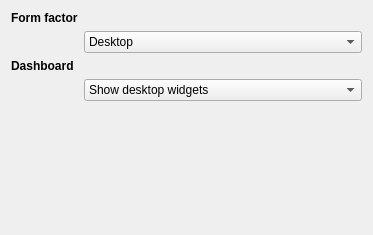
This is kcontrol/workspaceoptions/mainpage.ui in mgottschlag/kwin-tiling as Qt 5 draws it before an edit. The edited form follows.
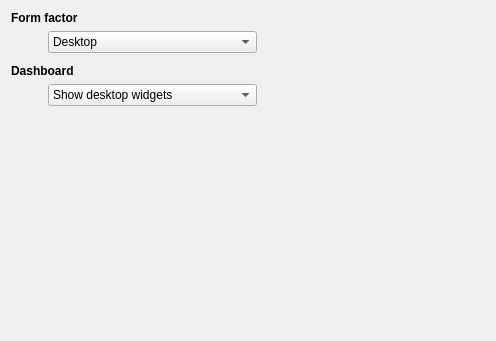
This is the edited form.

Patch:
```diff
--- a/kcontrol/workspaceoptions/mainpage.ui
+++ b/kcontrol/workspaceoptions/mainpage.ui
@@ -6,12 +6,12 @@
    <rect>
     <x>0</x>
     <y>0</y>
-    <width>373</width>
-    <height>235</height>
+    <width>496</width>
+    <height>341</height>
    </rect>
   </property>
-  <layout class="QFormLayout" name="formLayout">
-   <item row="0" column="0">
+  <layout class="QGridLayout" name="gridLayout">
+   <item row="0" column="0" colspan="2">
     <widget class="QLabel" name="label_3">
      <property name="font">
       <font>
@@ -24,7 +24,23 @@
      </property>
     </widget>
    </item>
-   <item row="1" column="1">
+   <item row="1" column="0">
+    <spacer name="horizontalSpacer">
+     <property name="orientation">
+      <enum>Qt::Horizontal</enum>
+     </property>
+     <property name="sizeType">
+      <enum>QSizePolicy::Fixed</enum>
+     </property>
+     <property name="sizeHint" stdset="0">
+      <size>
+       <width>5</width>
+       <height>20</height>
+      </size>
+     </property>
+    </spacer>
+   </item>
+   <item row="1" column="1" colspan="2">
     <widget class="QComboBox" name="formFactor">
      <item>
       <property name="text">
@@ -38,7 +54,23 @@
      </item>
     </widget>
    </item>
-   <item row="2" column="0">
+   <item row="2" column="0" colspan="2">
+    <spacer name="verticalSpacer_2">
+     <property name="orientation">
+      <enum>Qt::Vertical</enum>
+     </property>
+     <property name="sizeType">
+      <enum>QSizePolicy::Fixed</enum>
+     </property>
+     <property name="sizeHint" stdset="0">
+      <size>
+       <width>20</width>
+       <height>5</height>
+      </size>
+     </property>
+    </spacer>
+   </item>
+   <item row="3" column="0" colspan="2">
     <widget class="QLabel" name="label_4">
      <property name="font">
       <font>
@@ -51,7 +83,7 @@
      </property>
     </widget>
    </item>
-   <item row="3" column="1">
+   <item row="4" column="1" colspan="2">
     <widget class="QComboBox" name="dashboardMode">
      <item>
       <property name="text">
@@ -65,6 +97,32 @@
      </item>
     </widget>
    </item>
+   <item row="4" column="3">
+    <spacer name="horizontalSpacer_3">
+     <property name="orientation">
+      <enum>Qt::Horizontal</enum>
+     </property>
+     <property name="sizeHint" stdset="0">
+      <size>
+       <width>234</width>
+       <height>20</height>
+      </size>
+     </property>
+    </spacer>
+   </item>
+   <item row="5" column="2">
+    <spacer name="verticalSpacer">
+     <property name="orientation">
+      <enum>Qt::Vertical</enum>
+     </property>
+     <property name="sizeHint" stdset="0">
+      <size>
+       <width>20</width>
+       <height>214</height>
+      </size>
+     </property>
+    </spacer>
+   </item>
   </layout>
  </widget>
  <resources/>
```
